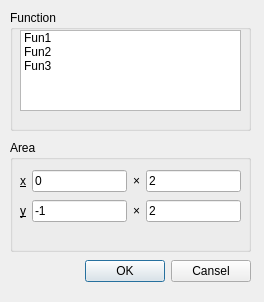
This is QFuncDlg.ui in Romanova-ej/Optimization_step3 as Qt 5 draws it before an edit. The edited form follows.
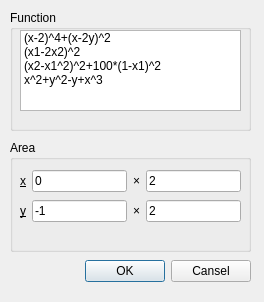
This is the edited form.

```diff
--- a/QFuncDlg.ui
+++ b/QFuncDlg.ui
@@ -36,17 +36,22 @@
     </property>
     <item>
      <property name="text">
-      <string>Fun1</string>
+      <string>(x-2)^4+(x-2y)^2</string>
      </property>
     </item>
     <item>
      <property name="text">
-      <string>Fun2</string>
+      <string>(x1-2x2)^2</string>
      </property>
     </item>
     <item>
      <property name="text">
-      <string>Fun3</string>
+      <string>(x2-x1^2)^2+100*(1-x1)^2</string>
+     </property>
+    </item>
+    <item>
+     <property name="text">
+      <string>x^2+y^2-y+x^3</string>
      </property>
     </item>
    </widget>
@@ -150,7 +155,7 @@
     </layout>
    </widget>
   </widget>
-  <widget class="QWidget" name="">
+  <widget class="QWidget" name="layoutWidget">
    <property name="geometry">
     <rect>
      <x>10</x>
```
Left out of the diff: 20 changed lines with no effect on the pictures.
